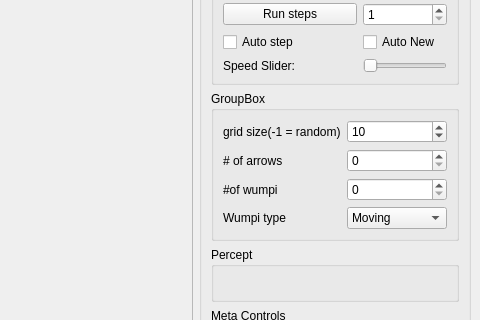
The window that ui.ui (NickFalse/HuntTheWumpusProject) describes before a commit, drawn with Qt 5; both pictures show x 553 to 1033 and y 92 to 412 of the 1033 by 778 pixel window.
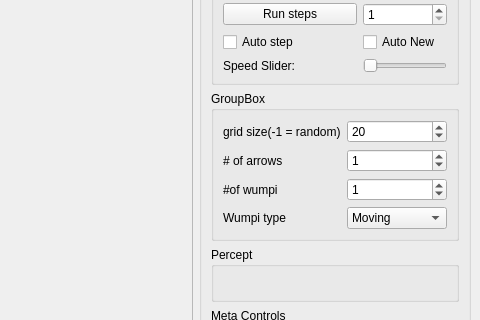
The same window after the commit.

Commit message: better default ui values

Diff of the .ui file:
```diff
--- a/ui.ui
+++ b/ui.ui
@@ -151,7 +151,7 @@
              <number>200</number>
             </property>
             <property name="value">
-             <number>10</number>
+             <number>20</number>
             </property>
            </widget>
           </item>
@@ -170,10 +170,18 @@
            </widget>
           </item>
           <item row="1" column="1">
-           <widget class="QSpinBox" name="arrowNumSpin"/>
+           <widget class="QSpinBox" name="arrowNumSpin">
+            <property name="value">
+             <number>1</number>
+            </property>
+           </widget>
           </item>
           <item row="2" column="1">
-           <widget class="QSpinBox" name="wumpiNumSpin"/>
+           <widget class="QSpinBox" name="wumpiNumSpin">
+            <property name="value">
+             <number>1</number>
+            </property>
+           </widget>
           </item>
           <item row="3" column="1">
            <widget class="QComboBox" name="wumpiTypeCombo">
```
Left out of the diff: 3 changed lines with no effect on the pictures.
